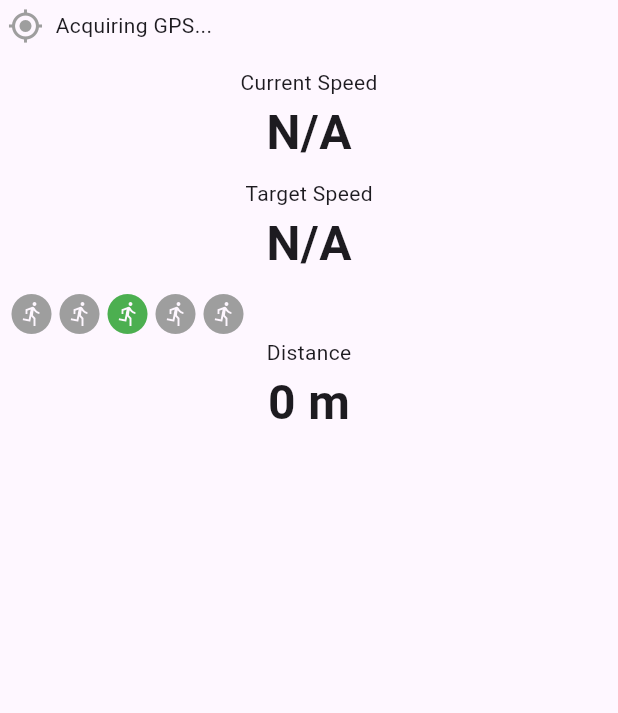
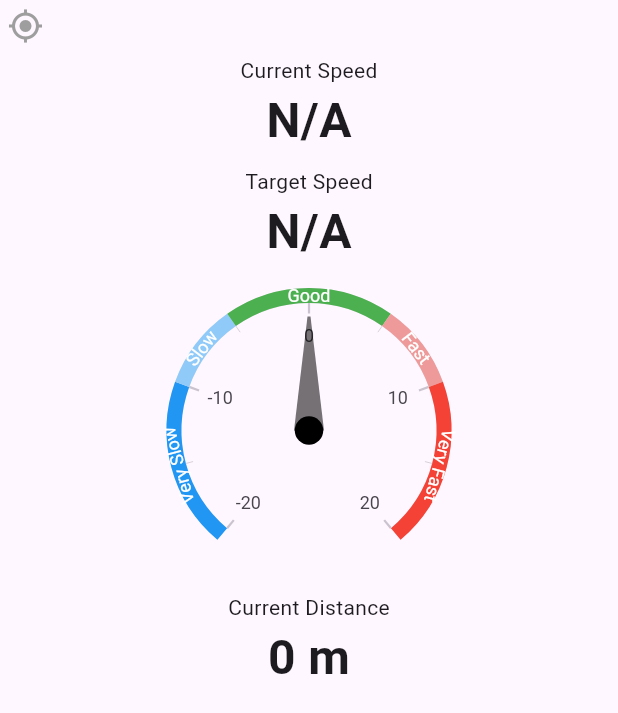
Before and after one commit to nouhouari/workoutTimer, a Flutter app: the SpeedWidget widget shown alone on an empty page, opened directly with empty values, on a phone screen of 412 x 824 dp. Shown: the top 713 px of the screen. Run offline on Flutter 3.47's test engine with Material 3 defaults, Android fonts, the light colour scheme and no system bars; drawn by our look-alikes of syncfusion_flutter_gauges; our stand-ins replace drift, drift_flutter, flutter_local_notifications, flutter_native_splash, flutter_tts, geolocator and 2 more; missing offline and left inert: audio_session; accounts and stored records are empty; generated files the repository leaves out were written again.

Commit message:
Add speed gauge and average speed.
Notification in iOS to run in the background.

```diff
--- a/lib/speed_widget.dart
+++ b/lib/speed_widget.dart
@@ -1,16 +1,18 @@
 import 'dart:async';
+import 'dart:collection';
 
 import 'package:flutter/material.dart';
 import 'package:geolocator/geolocator.dart';
 import 'package:runner_workout/playable.dart';
 import 'package:runner_workout/utils/format_util.dart';
+import 'package:syncfusion_flutter_gauges/gauges.dart';
 
 final GeolocatorPlatform _geolocatorPlatform = GeolocatorPlatform.instance;
 
 class SpeedWidget extends StatefulWidget {
-  final double targetSpeed; // Add this line
+  final double targetSpeed;
 
-  const SpeedWidget({super.key, required this.targetSpeed}); // Modify this line
+  const SpeedWidget({super.key, required this.targetSpeed});
 
   @override
   State<SpeedWidget> createState() => _SpeedWidgetState();
@@ -18,12 +20,18 @@ class SpeedWidget extends StatefulWidget {
 
 class _SpeedWidgetState extends State<SpeedWidget> implements Playable {
   double _currentSpeed = 0.0;
+  double _averageSpeed = 0.0; // Added for average speed
   double _distance = 0.0;
   Position? _lastPosition;
   StreamSubscription<Position>? _positionStream;
   bool _gpsAcquired = false;
   bool _isPaused = false;
   bool _isStopped = true;
+
+  // Queue to store the last 10 seconds of speed readings
+  final Queue<SpeedReading> _speedReadings = Queue<SpeedReading>();
+  // How many seconds of history to keep
+  final int _averagingPeriod = 10;
 
   @override
   void start() {
@@ -42,7 +50,9 @@ class _SpeedWidgetState extends State<SpeedWidget> implements Playable {
       _isStopped = true;
       _isPaused = false;
       _currentSpeed = 0.0;
+      _averageSpeed = 0.0; // Reset average speed
       _distance = 0.0;
+      _speedReadings.clear(); // Clear speed history
     });
   }
 
@@ -148,6 +158,13 @@ class _SpeedWidgetState extends State<SpeedWidget> implements Playable {
               if (_currentSpeed < 0) {
                 _currentSpeed = 0;
               }
+
+              // Add current speed to history with timestamp
+              _addSpeedReading(_currentSpeed);
+
+              // Calculate average speed
+              _calculateAverageSpeed();
+
               _lastPosition = position;
             });
           }
@@ -201,6 +218,34 @@ class _SpeedWidgetState extends State<SpeedWidget> implements Playable {
     }
   }
 
+  // Add a new speed reading to the queue
+  void _addSpeedReading(double speed) {
+    final now = DateTime.now();
+    _speedReadings.add(SpeedReading(speed: speed, timestamp: now));
+
+    // Remove readings older than _averagingPeriod seconds
+    while (_speedReadings.isNotEmpty &&
+        now.difference(_speedReadings.first.timestamp).inSeconds >
+            _averagingPeriod) {
+      _speedReadings.removeFirst();
+    }
+  }
+
+  // Calculate the average speed from the readings in the queue
+  void _calculateAverageSpeed() {
+    if (_speedReadings.isEmpty) {
+      _averageSpeed = 0.0;
+      return;
+    }
+
+    double sum = 0.0;
+    for (var reading in _speedReadings) {
+      sum += reading.speed;
+    }
+
+    _averageSpeed = sum / _speedReadings.length;
+  }
+
   @override
   void dispose() {
     _positionStream?.cancel();
@@ -221,19 +266,20 @@ class _SpeedWidgetState extends State<SpeedWidget> implements Playable {
                 Icons.gps_fixed,
                 color: _gpsAcquired ? Colors.green : Colors.grey,
               ),
-              const SizedBox(width: 8),
-              Text(
-                _gpsAcquired ? 'GPS Acquired' : 'Acquiring GPS...',
-                style: Theme.of(context).textTheme.bodyMedium,
-              ),
+              // const SizedBox(width: 8),
+              // Text(
+              //   _gpsAcquired ? 'GPS Acquired' : 'Acquiring GPS...',
+              //   style: Theme.of(context).textTheme.bodyMedium,
+              // ),
             ],
           ),
-          const SizedBox(height: 16),
+          const SizedBox(height: 8),
           Text(
             'Current Speed',
           ),
           Text(
-            FormatUtil.formatSpeed(_currentSpeed),
+            FormatUtil.formatSpeed(
+                _averageSpeed), // Use average speed instead of current
             style: style,
           ),
           const SizedBox(height: 8),
@@ -244,38 +290,12 @@ class _SpeedWidgetState extends State<SpeedWidget> implements Playable {
             FormatUtil.formatSpeed(widget.targetSpeed),
             style: style,
           ),
+          const SizedBox(height: 10),
+          // Replace icons with a speed indicator bar
+          _buildSpeedIndicator(context),
           const SizedBox(height: 8),
-          Row(
-            children: [
-              Icon(
-                Icons.run_circle,
-                size: 32,
-                color: _getIconColor(0),
-              ),
-              Icon(
-                Icons.run_circle,
-                size: 32,
-                color: _getIconColor(1),
-              ),
-              Icon(
-                Icons.run_circle,
-                size: 32,
-                color: _getIconColor(2),
-              ),
-              Icon(
-                Icons.run_circle,
-                size: 32,
-                color: _getIconColor(3),
-              ),
-              Icon(
-                Icons.run_circle,
-                size: 32,
-                color: _getIconColor(4),
-              ),
-            ],
-          ),
           Text(
-            'Distance',
+            'Current Distance',
             // style: style,
           ),
           Text(
@@ -287,23 +307,74 @@ class _SpeedWidgetState extends State<SpeedWidget> implements Playable {
     );
   }
 
-  Color? _getIconColor(int index) {
-    // Convert speeds from km/h to min/km
-    final currentPace = _currentSpeed > 0 ? 3600 / _currentSpeed : 0;
+  // New method to build the speed indicator with cursor and color bar
+  Widget _buildSpeedIndicator(BuildContext context) {
+    final currentPace = _averageSpeed > 0 ? 3600 / _averageSpeed : 0;
     final targetPace = widget.targetSpeed > 0 ? 3600 / widget.targetSpeed : 0;
     final paceDifference = currentPace - targetPace;
 
-    if (paceDifference >= -5 && paceDifference <= 5) {
-      return index == 2 ? Colors.green : Colors.grey;
-    } else if (paceDifference > 5 && paceDifference <= 10) {
-      return index == 3 ? Colors.red[200] : Colors.grey;
-    } else if (paceDifference > 10) {
-      return index == 4 ? Colors.red[400] : Colors.grey;
-    } else if (paceDifference < -5 && paceDifference >= -10) {
-      return index == 1 ? Colors.blue[200] : Colors.grey;
-    } else if (paceDifference < -10) {
-      return index == 0 ? Colors.blue : Colors.grey;
-    }
-    return Colors.grey;
+    return SizedBox(
+      width: 200,
+      height: 200,
+      child: SfRadialGauge(
+        axes: [
+          RadialAxis(
+            minimum: -20,
+            maximum: 20,
+            ranges: [
+              GaugeRange(
+                startValue: -20,
+                endValue: -10,
+                color: Colors.blue,
+                label: 'Very Slow',
+              ),
+              GaugeRange(
+                startValue: -5,
+                endValue: -10,
+                color: Colors.blue[200],
+                label: 'Slow',
+              ),
+              GaugeRange(
+                startValue: -5,
+                endValue: 5,
+                color: Colors.green,
+                label: 'Good',
+              ),
+              GaugeRange(
+                startValue: 5,
+                endValue: 10,
+                color: Colors.red[200],
+                label: 'Fast',
+              ),
+              GaugeRange(
+                startValue: 10,
+                endValue: 20,
+                color: Colors.red,
+                label: 'Very Fast',
+              ),
+            ],
+            pointers: [
+              NeedlePointer(
+                value: paceDifference.clamp(-20, 20).toDouble(),
+                needleColor: Colors.black54,
+                needleLength: 0.8,
+                knobStyle: KnobStyle(
+                  knobRadius: 0.1,
+                  color: Colors.black,
+                ),
+              )
+            ],
+          )
+        ],
+      ),
+    );
   }
 }
+
+// Class to store speed readings with timestamps
+class SpeedReading {
+  final double speed;
+  final DateTime timestamp;
+
+  SpeedReading({required this.speed, required this.timestamp});
+}
--- a/pubspec.yaml
+++ b/pubspec.yaml
@@ -16,7 +16,7 @@ publish_to: 'none' # Remove this line if you wish to publish to pub.dev
 # https://developer.apple.com/library/archive/documentation/General/Reference/InfoPlistKeyReference/Articles/CoreFoundationKeys.html
 # In Windows, build-name is used as the major, minor, and patch parts
 # of the product and file versions while build-number is used as the build suffix.
-version: 1.0.0+4
+version: 1.0.0+6
 
 environment:
   sdk: ^3.5.3
@@ -46,6 +46,8 @@ dependencies:
   flutter_native_splash: ^2.4.6
   audio_session: ^0.2.2
   flutter_background_service: ^5.1.0
+  flutter_local_notifications: ^19.2.1
+  syncfusion_flutter_gauges: ^29.2.5
 
 dev_dependencies:
   flutter_test:
```
Also changed, not shown: lib/workout_execution.dart (+123 -3 lines), pubspec.lock, 2 other files.
